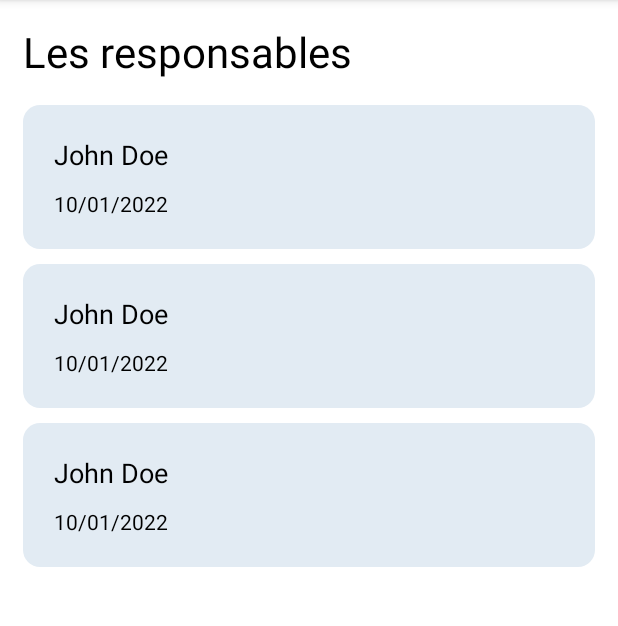
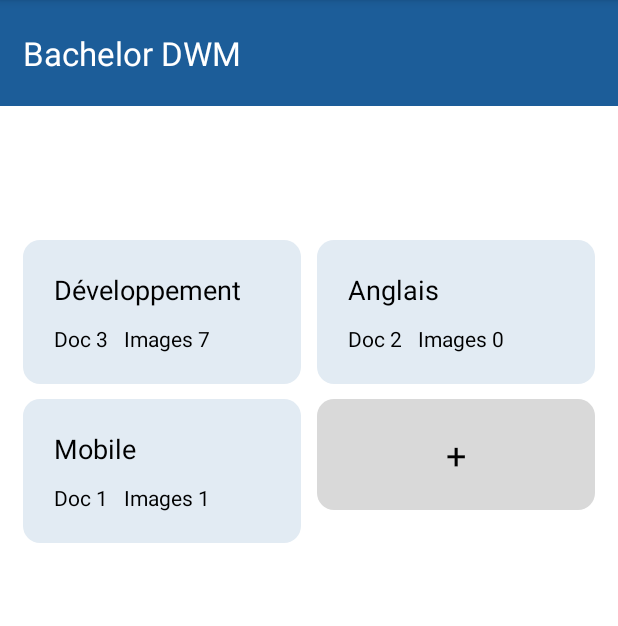
Before and after one commit to Rom2-ls/MyClass, an Android app: the screen it shows after launch (ListResponsableActivity before the commit, ListMatiereActivity after it), on a phone screen of 412 x 824 dp, the part 84-710 px from its top. Run offline under Robolectric (Android 15) with nearby library versions, the phone set to English and light mode, and no system bars; our stand-ins replace FlexboxLayout.

Commit message:
Ajout de l'activité listing de matières.

```diff
--- a/app/build.gradle
+++ b/app/build.gradle
@@ -33,7 +33,7 @@ android {
 }
 
 dependencies {
-
+    implementation 'com.google.android.flexbox:flexbox:3.0.0'
     implementation 'androidx.core:core-ktx:1.7.0'
     implementation 'androidx.appcompat:appcompat:1.4.1'
     implementation 'com.google.android.material:material:1.5.0'
--- a/app/src/main/AndroidManifest.xml
+++ b/app/src/main/AndroidManifest.xml
@@ -12,6 +12,13 @@
         android:supportsRtl="true"
         android:theme="@style/Theme.MyClass"
         tools:targetApi="31">
+        <activity
+            android:name=".ListMatiereActivity"
+            android:exported="false">
+            <meta-data
+                android:name="android.app.lib_name"
+                android:value="" />
+        </activity>
         <activity
             android:name=".ListResponsableActivity"
             android:exported="false">
--- /dev/null
+++ b/app/src/main/java/com/example/myclass/ListMatiereActivity.kt
@@ -0,0 +1,11 @@
+package com.example.myclass
+
+import androidx.appcompat.app.AppCompatActivity
+import android.os.Bundle
+
+class ListMatiereActivity : AppCompatActivity() {
+    override fun onCreate(savedInstanceState: Bundle?) {
+        super.onCreate(savedInstanceState)
+        setContentView(R.layout.activity_list_matiere)
+    }
+}
--- a/app/src/main/java/com/example/myclass/MainActivity.kt
+++ b/app/src/main/java/com/example/myclass/MainActivity.kt
@@ -9,7 +9,7 @@ class MainActivity : AppCompatActivity() {
         super.onCreate(savedInstanceState)
         setContentView(R.layout.activity_main)
 
-        val intent = Intent(this, ListResponsableActivity::class.java)
+        val intent = Intent(this, ListMatiereActivity::class.java)
         startActivity(intent)
     }
 }
--- /dev/null
+++ b/app/src/main/res/drawable/class_card_add.xml
@@ -0,0 +1,9 @@
+<?xml version="1.0" encoding="utf-8"?>
+<shape xmlns:android="http://schemas.android.com/apk/res/android">
+    <solid
+        android:color="#D9D9D9" >
+    </solid>
+    <corners
+        android:radius="11dp"   >
+    </corners>
+</shape>
--- /dev/null
+++ b/app/src/main/res/layout/activity_list_matiere.xml
@@ -0,0 +1,203 @@
+<?xml version="1.0" encoding="utf-8"?>
+<androidx.constraintlayout.widget.ConstraintLayout xmlns:android="http://schemas.android.com/apk/res/android"
+    xmlns:app="http://schemas.android.com/apk/res-auto"
+    xmlns:tools="http://schemas.android.com/tools"
+    android:layout_width="match_parent"
+    android:layout_height="match_parent"
+    tools:context=".ListMatiereActivity">
+
+    <com.google.android.flexbox.FlexboxLayout
+        xmlns:android="http://schemas.android.com/apk/res/android"
+        xmlns:app="http://schemas.android.com/apk/res-auto"
+        android:layout_width="match_parent"
+        android:layout_height="wrap_content"
+        android:padding="15dp"
+        android:background="@color/primary"
+        app:flexDirection="column">
+        <TextView
+            android:layout_width="match_parent"
+            android:layout_height="match_parent"
+            android:text="Bachelor DWM"
+            android:gravity="left|top"
+            android:textColor="@color/white"
+            android:layout_marginTop="5dp"
+            android:textSize="22dp"/>
+        <TextView
+            android:layout_width="match_parent"
+            android:layout_height="match_parent"
+            android:layout_marginTop="10dp"
+            android:text="Responsable du jour : John Doe"
+            android:gravity="left|top"
+            android:textColor="@color/white"/>
+        <TextView
+            android:layout_width="match_parent"
+            android:layout_height="match_parent"
+            android:text="Responsable de demain : Lorem Ipsum"
+            android:layout_marginTop="5dp"
+            android:layout_marginBottom="15dp"
+            android:gravity="left|top"
+            android:textColor="@color/white"/>
+    </com.google.android.flexbox.FlexboxLayout>
+
+    <com.google.android.flexbox.FlexboxLayout
+        xmlns:android="http://schemas.android.com/apk/res/android"
+        xmlns:app="http://schemas.android.com/apk/res-auto"
+        android:layout_width="match_parent"
+        android:layout_height="match_parent"
+        android:layout_marginTop="150dp"
+        android:layout_marginHorizontal="15dp"
+        app:flexDirection="row"
+        app:justifyContent="space_between"
+        app:alignItems="stretch"
+        app:flexWrap="wrap">
+        <LinearLayout xmlns:android="http://schemas.android.com/apk/res/android"
+            xmlns:tools="http://schemas.android.com/tools"
+            android:layout_width="185dp"
+            android:layout_height="wrap_content"
+            android:layout_marginTop="10dp"
+            android:padding="15dp"
+            android:gravity="left|top"
+            android:orientation="vertical"
+            android:background="@drawable/class_card"
+            app:layout_constraintBottom_toBottomOf="parent"
+            app:layout_constraintEnd_toEndOf="parent"
+            app:layout_constraintStart_toStartOf="parent"
+            app:layout_constraintTop_toTopOf="parent"
+
+            >
+            <TextView
+                android:layout_width="wrap_content"
+                android:layout_height="wrap_content"
+                android:text="Développement"
+                android:textSize="18dp"
+                android:layout_margin="5dp"
+                android:textColor="@color/black" />
+        <LinearLayout xmlns:android="http://schemas.android.com/apk/res/android"
+            xmlns:tools="http://schemas.android.com/tools"
+            android:layout_width="match_parent"
+            android:layout_height="wrap_content"
+            android:gravity="left|top"
+            android:orientation="horizontal">
+            <TextView
+                android:layout_width="wrap_content"
+                android:layout_height="wrap_content"
+                android:text="Doc 3"
+                android:layout_margin="5dp"
+                android:textColor="@color/black" />
+            <TextView
+                android:layout_width="wrap_content"
+                android:layout_height="wrap_content"
+                android:text="Images 7"
+                android:layout_margin="5dp"
+                android:textColor="@color/black" />
+        </LinearLayout>
+        </LinearLayout>
+        <LinearLayout xmlns:android="http://schemas.android.com/apk/res/android"
+            xmlns:tools="http://schemas.android.com/tools"
+            android:layout_width="185dp"
+            android:layout_height="wrap_content"
+            android:layout_marginTop="10dp"
+            android:padding="15dp"
+            android:gravity="left|top"
+            android:orientation="vertical"
+            android:background="@drawable/class_card"
+            app:layout_constraintBottom_toBottomOf="parent"
+            app:layout_constraintEnd_toEndOf="parent"
+            app:layout_constraintStart_toStartOf="parent"
+            app:layout_constraintTop_toTopOf="parent"
+
+            >
+            <TextView
+                android:layout_width="wrap_content"
+                android:layout_height="wrap_content"
+                android:text="Anglais"
+                android:textSize="18dp"
+                android:layout_margin="5dp"
+                android:textColor="@color/black" />
+            <LinearLayout xmlns:android="http://schemas.android.com/apk/res/android"
+                xmlns:tools="http://schemas.android.com/tools"
+                android:layout_width="match_parent"
+                android:layout_height="wrap_content"
+                android:gravity="left|top"
+                android:orientation="horizontal">
+                <TextView
+                    android:layout_width="wrap_content"
+                    android:layout_height="wrap_content"
+                    android:text="Doc 2"
+                    android:layout_margin="5dp"
+                    android:textColor="@color/black" />
+                <TextView
+                    android:layout_width="wrap_content"
+                    android:layout_height="wrap_content"
+                    android:text="Images 0"
+                    android:layout_margin="5dp"
+                    android:textColor="@color/black" />
+            </LinearLayout>
+        </LinearLayout>
+        <LinearLayout xmlns:android="http://schemas.android.com/apk/res/android"
+            xmlns:tools="http://schemas.android.com/tools"
+            android:layout_width="185dp"
+            android:layout_height="wrap_content"
+            android:layout_marginTop="10dp"
+            android:padding="15dp"
+            android:gravity="left|top"
+            android:orientation="vertical"
+            android:background="@drawable/class_card"
+            app:layout_constraintBottom_toBottomOf="parent"
+            app:layout_constraintEnd_toEndOf="parent"
+            app:layout_constraintStart_toStartOf="parent"
+            app:layout_constraintTop_toTopOf="parent"
+
+            >
+            <TextView
+                android:layout_width="wrap_content"
+                android:layout_height="wrap_content"
+                android:text="Mobile"
+                android:textSize="18dp"
+                android:layout_margin="5dp"
+                android:textColor="@color/black" />
+            <LinearLayout xmlns:android="http://schemas.android.com/apk/res/android"
+                xmlns:tools="http://schemas.android.com/tools"
+                android:layout_width="match_parent"
+                android:layout_height="wrap_content"
+                android:gravity="left|top"
+                android:orientation="horizontal">
+                <TextView
+                    android:layout_width="wrap_content"
+                    android:layout_height="wrap_content"
+                    android:text="Doc 1"
+                    android:layout_margin="5dp"
+                    android:textColor="@color/black" />
+                <TextView
+                    android:layout_width="wrap_content"
+                    android:layout_height="wrap_content"
+                    android:text="Images 1"
+                    android:layout_margin="5dp"
+                    android:textColor="@color/black" />
+            </LinearLayout>
+        </LinearLayout>
+        <LinearLayout xmlns:android="http://schemas.android.com/apk/res/android"
+            xmlns:tools="http://schemas.android.com/tools"
+            android:layout_width="185dp"
+            android:layout_height="wrap_content"
+            android:layout_marginTop="10dp"
+            android:padding="15dp"
+            android:gravity="center"
+            android:orientation="vertical"
+            android:background="@drawable/class_card_add"
+            app:layout_constraintBottom_toBottomOf="parent"
+            app:layout_constraintEnd_toEndOf="parent"
+            app:layout_constraintStart_toStartOf="parent"
+            app:layout_constraintTop_toTopOf="parent"
+
+            >
+            <TextView
+                android:layout_width="wrap_content"
+                android:layout_height="wrap_content"
+                android:text="+"
+                android:textSize="24dp"
+                android:layout_margin="5dp"
+                android:textColor="@color/black" />
+        </LinearLayout>
+    </com.google.android.flexbox.FlexboxLayout>
+</androidx.constraintlayout.widget.ConstraintLayout>
```
